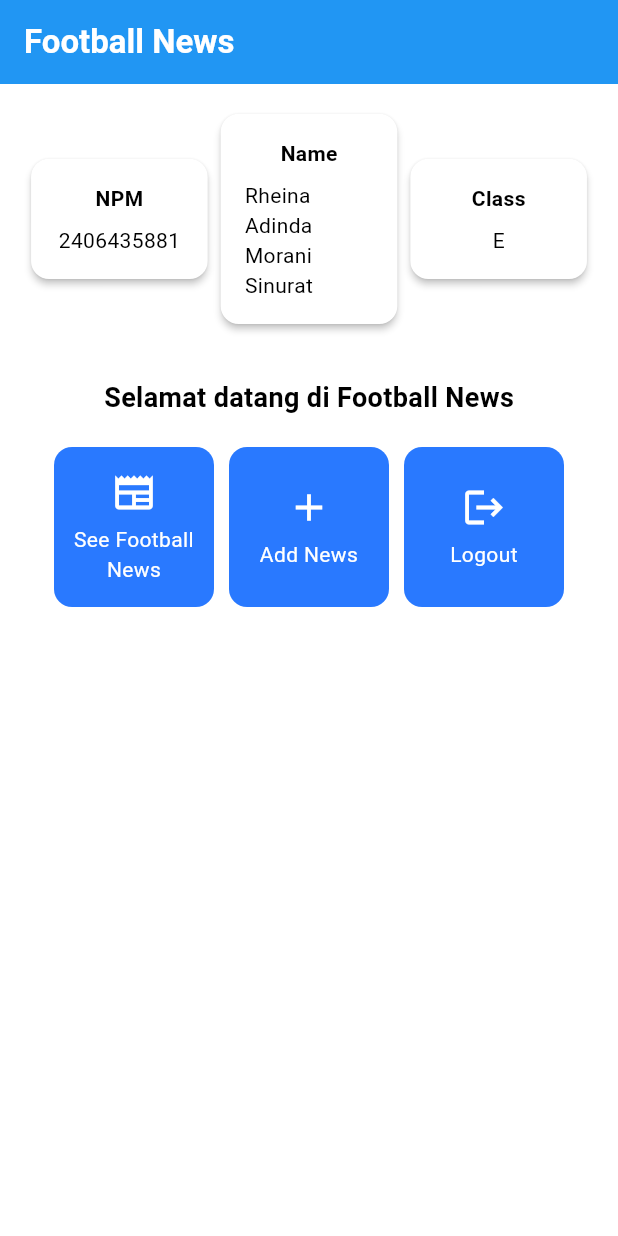
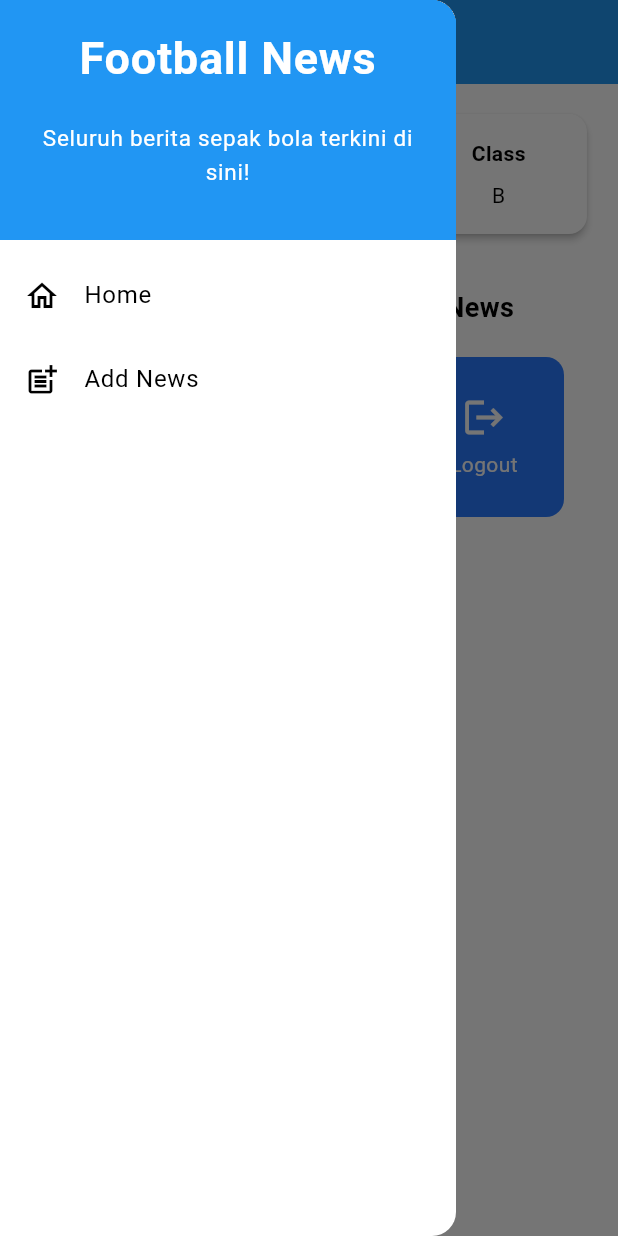
Before and after one commit to rheinaadinda/football-news-mobile, a Flutter app: the screen it shows after launch, with the side drawer open (before the commit the screen has no drawer), on a phone screen of 412 x 824 dp. Run offline on Flutter 3.47's test engine with Material 3 defaults, Android fonts, the phone set to English and light mode, and no system bars.

Commit message:
Tutorial 7 done

```diff
--- a/lib/menu.dart
+++ b/lib/screens/menu.dart
@@ -1,18 +1,19 @@
 import 'package:flutter/material.dart';
+import 'package:football_news/widgets/left_drawer.dart';
+import 'package:football_news/widgets/news_card.dart';
 
 class MyHomePage extends StatelessWidget {
     MyHomePage({super.key});
 
-    final String nama = "Rheina Adinda Morani Sinurat"; //nama
-    final String npm = "2406435881"; //npm
-    final String kelas = "E"; //kelas
+    final String nama = "Lionel Messi"; //nama
+    final String npm = "2406275678"; //npm
+    final String kelas = "B"; //kelas
 
     final List<ItemHomepage> items = [
     ItemHomepage("See Football News", Icons.newspaper),
     ItemHomepage("Add News", Icons.add),
     ItemHomepage("Logout", Icons.logout),
-  ];
-
+    ];
 
     @override
     Widget build(BuildContext context) {
@@ -31,6 +32,7 @@ class MyHomePage extends StatelessWidget {
         // Warna latar belakang AppBar diambil dari skema warna tema aplikasi.
         backgroundColor: Theme.of(context).colorScheme.primary,
       ),
+      drawer: LeftDrawer(),
       // Body halaman dengan padding di sekelilingnya.
       body: Padding(
         padding: const EdgeInsets.all(16.0),
@@ -91,7 +93,7 @@ class MyHomePage extends StatelessWidget {
         ),
       ),
     );
-}
+  }
 }
 
 class InfoCard extends StatelessWidget {
@@ -128,62 +130,8 @@ class InfoCard extends StatelessWidget {
 }
 
 class ItemHomepage {
- final String name;
- final IconData icon;
+  final String name;
+  final IconData icon;
 
- ItemHomepage(this.name, this.icon);
+  ItemHomepage(this.name, this.icon);
 }
-
-class ItemCard extends StatelessWidget {
-  // Menampilkan kartu dengan ikon dan nama.
-
-  final ItemHomepage item;
-
-  const ItemCard(this.item, {super.key});
-
-  @override
-  Widget build(BuildContext context) {
-    return Material(
-      // Menentukan warna latar belakang dari tema aplikasi.
-      color: Theme.of(context).colorScheme.secondary,
-      // Membuat sudut kartu melengkung.
-      borderRadius: BorderRadius.circular(12),
-
-      child: InkWell(
-        // Aksi ketika kartu ditekan.
-        onTap: () {
-          // Menampilkan pesan SnackBar saat kartu ditekan.
-          ScaffoldMessenger.of(context)
-            ..hideCurrentSnackBar()
-            ..showSnackBar(
-              SnackBar(content: Text("Kamu telah menekan tombol ${item.name}!"))
-            );
-        },
-        // Container untuk menyimpan Icon dan Text
-        child: Container(
-          padding: const EdgeInsets.all(8),
-          child: Center(
-            child: Column(
-              // Menyusun ikon dan teks di tengah kartu.
-              mainAxisAlignment: MainAxisAlignment.center,
-              children: [
-                Icon(
-                  item.icon,
-                  color: Colors.white,
-                  size: 30.0,
-                ),
-                const Padding(padding: EdgeInsets.all(3)),
-                Text(
-                  item.name,
-                  textAlign: TextAlign.center,
-                  style: const TextStyle(color: Colors.white),
-                ),
-              ],
-            ),
-          ),
-        ),
-      ),
-    );
-  }
-
-}
--- /dev/null
+++ b/lib/widgets/left_drawer.dart
@@ -0,0 +1,74 @@
+import 'package:flutter/material.dart';
+import 'package:football_news/screens/menu.dart';
+import 'package:football_news/screens/newslist_form.dart';
+
+class LeftDrawer extends StatelessWidget {
+  const LeftDrawer({super.key});
+
+  @override
+  Widget build(BuildContext context) {
+    return Drawer(
+      child: ListView(
+        children: [
+          const DrawerHeader(
+            // Bagian drawer header
+            decoration: BoxDecoration(
+              color: Colors.blue,
+            ),
+            child: Column(
+              children: [
+                Text(
+                  'Football News',
+                  textAlign: TextAlign.center,
+                  style: TextStyle(
+                    fontSize: 30,
+                    fontWeight: FontWeight.bold,
+                    color: Colors.white,
+                  ),
+                ),
+                Padding(padding: EdgeInsets.all(10)),
+                Text(
+                  "Seluruh berita sepak bola terkini di sini!",
+                  textAlign: TextAlign.center,
+                  style: TextStyle(
+                    fontSize: 15,
+                    color: Colors.white,
+                    fontWeight: FontWeight.normal,
+                  ),
+                ),
+              ],
+            ),
+          ),
+          // Bagian routing
+          ListTile(
+            leading: const Icon(Icons.home_outlined),
+            title: const Text('Home'),
+            // Bagian redirection ke MyHomePage
+            onTap: () {
+              Navigator.pushReplacement(
+                  context,
+                  MaterialPageRoute(
+                    builder: (context) => MyHomePage(),
+                  ));
+            },
+          ),
+          ListTile(
+            leading: const Icon(Icons.post_add),
+            title: const Text('Add News'),
+            // Bagian redirection ke NewsFormPage
+            onTap: () {
+              // Buatlah routing ke NewsFormPage
+              Navigator.pushReplacement(
+                context,
+                MaterialPageRoute(
+                  builder: (context) => NewsFormPage(),
+                  ));
+            },
+          ),
+          // TODO: Buat ListTile baru untuk ke halaman melihat news
+
+        ],
+      ),
+    );
+  }
+}
--- /dev/null
+++ b/lib/widgets/news_card.dart
@@ -0,0 +1,63 @@
+import 'package:flutter/material.dart';
+import 'package:football_news/screens/newslist_form.dart';
+import 'package:football_news/screens/menu.dart';
+
+class ItemCard extends StatelessWidget {
+  // Menampilkan kartu dengan ikon dan nama.
+  final ItemHomepage item;
+
+  const ItemCard(this.item, {super.key});
+
+  @override
+  Widget build(BuildContext context) {
+    return Material(
+      // Menentukan warna latar belakang dari tema aplikasi.
+      color: Theme.of(context).colorScheme.secondary,
+      // Membuat sudut kartu melengkung.
+      borderRadius: BorderRadius.circular(12),
+
+      child: InkWell(
+        // Aksi ketika kartu ditekan.
+        onTap: () {
+          // Menampilkan pesan SnackBar saat kartu ditekan.
+          ScaffoldMessenger.of(context)
+            ..hideCurrentSnackBar()
+            ..showSnackBar(
+              SnackBar(content: Text("Kamu telah menekan tombol ${item.name}!"))
+            );
+          // Navigate ke route yang sesuai (tergantung jenis tombol)
+          if (item.name == "Tambah Berita") {
+            // Gunakan Navigator.push untuk melakukan navigasi ke MaterialPageRoute yang mencakup NewsFormPage.
+            Navigator.push(
+              context,
+              MaterialPageRoute(builder: (context) => NewsFormPage()),
+            );
+          }
+        },
+        // Container untuk menyimpan Icon dan Text
+        child: Container(
+          padding: const EdgeInsets.all(8),
+          child: Center(
+            child: Column(
+              // Menyusun ikon dan teks di tengah kartu.
+              mainAxisAlignment: MainAxisAlignment.center,
+              children: [
+                Icon(
+                  item.icon,
+                  color: Colors.white,
+                  size: 30.0,
+                ),
+                const Padding(padding: EdgeInsets.all(3)),
+                Text(
+                  item.name,
+                  textAlign: TextAlign.center,
+                  style: const TextStyle(color: Colors.white),
+                ),
+              ],
+            ),
+          ),
+        ),
+      ),
+    );
+  }
+}
```
Also changed, not shown: lib/main.dart (+4 -20 lines), lib/screens/newslist_form.dart (added, +213 -0 lines).
